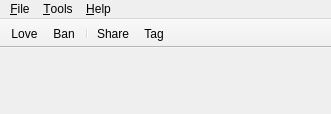
dougma/lastfm-desktop, file src/app/client/widgets/MainWindow.ui: the form before one commit.
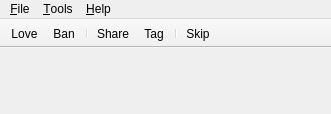
The form after the commit. Icons and pictures are not drawn.

What changed in the file:
```diff
--- a/src/app/client/widgets/MainWindow.ui
+++ b/src/app/client/widgets/MainWindow.ui
@@ -93,6 +93,8 @@
    <addaction name="separator" />
    <addaction name="share" />
    <addaction name="tag" />
+   <addaction name="separator" />
+   <addaction name="skip" />
   </widget>
   <action name="settings" >
    <property name="text" >
@@ -146,6 +148,14 @@
     <string>Diagnostics</string>
    </property>
   </action>
+  <action name="skip" >
+   <property name="icon">
+	<iconset resource="MainWindow.qrc" >:/MainWindow/skip.png</iconset>
+   </property>
+   <property name="text" >
+    <string>Skip</string>
+   </property>
+  </action>
  </widget>
  <resources>
   <include location="MainWindow.qrc" />
```
